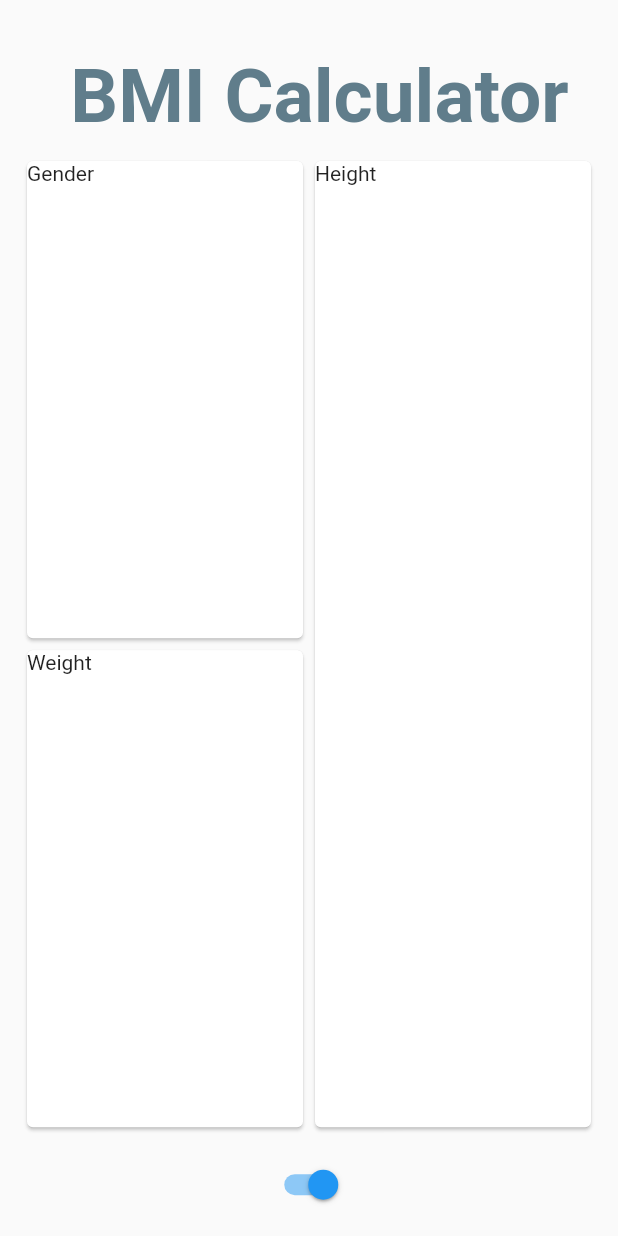
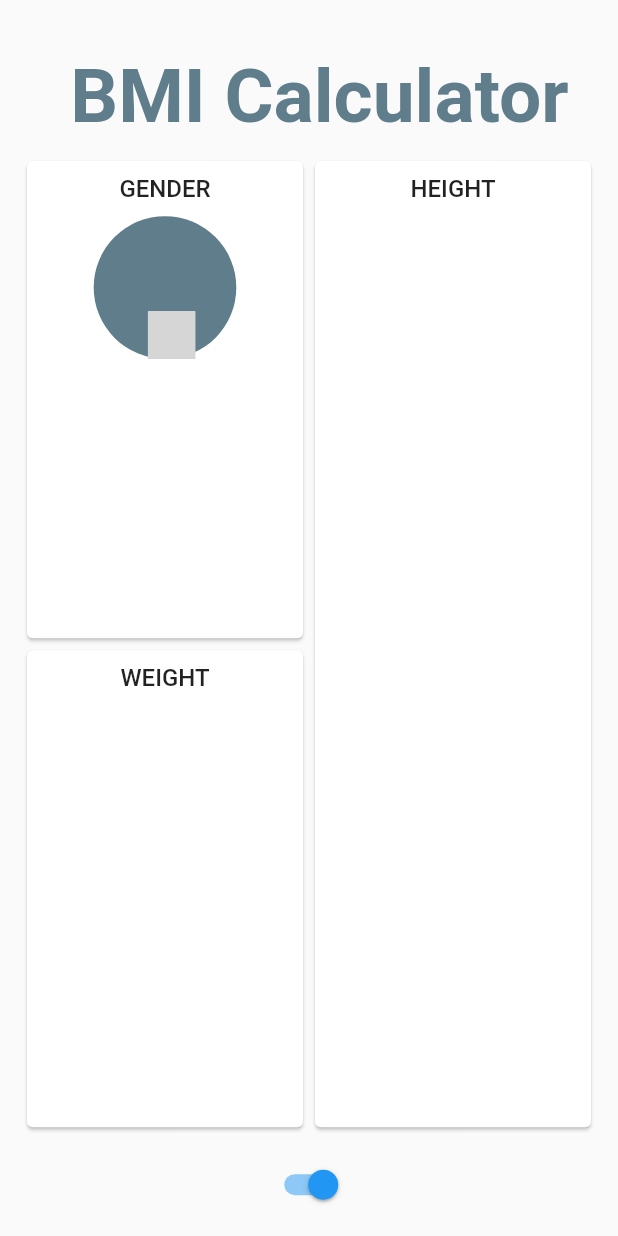
Before and after one commit to MichaelKMalak/flutter_practice, a Flutter app: the screen it shows after launch, on a phone screen of 412 x 824 dp. Run offline on Flutter 3.47's test engine with Material 2 defaults, Android fonts, the phone set to English and light mode, and no system bars; our stand-ins replace flutter_svg; grey boxes are pictures that could not be loaded.

Commit message:
Building the homepage layout

```diff
--- a/lib/BmiPage.dart
+++ b/lib/bmi_page/BmiPage.dart
@@ -1,6 +1,9 @@
 import 'package:flutter/material.dart';
 import 'package:flutter_practice/BMItheme.dart';
-import 'utils.dart' show screenAwareSize;
+import 'package:flutter_practice/bmi_page/height_card.dart';
+import 'package:flutter_practice/bmi_page/weight_card.dart';
+import 'gender_card.dart';
+import '../utils.dart' show screenAwareSize;
 
 class BmiPage extends StatefulWidget {
   @override
@@ -56,24 +59,14 @@ class _BmiPageState extends State<BmiPage> {
           Expanded(
             child: Column(
               children: <Widget>[
-                Expanded(child: _tempCard("Gender")),
-                Expanded(child: _tempCard("Weight")),
+                Expanded(child: GenderCard()),
+                Expanded(child: WeightCard()),
               ],
             ),
           ),
-          Expanded(child: _tempCard("Height"))
+          Expanded(child: HeightCard())
         ],
       ),
     );
   }
-
-  Widget _tempCard(String label) {
-    return Card(
-      child: Container(
-        width: double.infinity,
-        height: double.infinity,
-        child: Text(label),
-      ),
-    );
-  }
 }
--- /dev/null
+++ b/lib/bmi_page/gender_card.dart
@@ -0,0 +1,101 @@
+import 'package:flutter/material.dart';
+import 'package:flutter_practice/BMItheme.dart';
+import 'package:flutter_practice/gender.dart';
+import 'package:flutter_practice/bmi_page/card_title.dart';
+import 'package:flutter_practice/utils.dart';
+import 'package:flutter_svg/flutter_svg.dart';
+import 'dart:math' as math;
+
+double circleRadius(BuildContext context) => screenAwareSize(150, context);
+const double _DEFAULT_ANGLE = math.pi / 4;
+const Map<Gender, double> _GENDER_ANGLES = {
+  Gender.female: -_DEFAULT_ANGLE,
+  Gender.other: 0.0,
+  Gender.male: _DEFAULT_ANGLE,
+};
+const Map<Gender, String> _GENDER_SVG = {
+  Gender.female: "images/gender_female.svg",
+  Gender.other: "images/gender_other.svg",
+  Gender.male: "images/gender_male.svg",
+};
+
+class GenderCard extends StatefulWidget {
+  final Gender gender;
+
+  const GenderCard({Key key, this.gender}) : super(key: key);
+
+  @override
+  _GenderCardState createState() => _GenderCardState();
+}
+
+class _GenderCardState extends State<GenderCard> {
+  @override
+  Widget build(BuildContext context) {
+    return Card(
+      child: SizedBox(
+        width: double.infinity,
+        child: Padding(
+          padding: EdgeInsets.only(top: screenAwareSize(SMALL_PADDING, context)),
+          child: Column(
+            crossAxisAlignment: CrossAxisAlignment.center,
+            children: <Widget>[
+              CardTitle("GENDER"),
+              Padding(
+                padding: EdgeInsets.only(top: screenAwareSize(SMALL_PADDING, context)),
+                child: _drawMainStack(),
+              )
+            ],
+          ),
+        ),
+      ),
+    );
+  }
+}
+
+Widget _drawMainStack() {
+  return Stack(
+    alignment: Alignment.bottomCenter,
+    children: <Widget>[
+      DrawCircle(),
+      DrawGenderIcon(gender: Gender.other),
+    ],
+  );
+}
+
+class DrawCircle extends StatelessWidget{
+
+@override
+Widget build(BuildContext context) {
+  return Stack(
+    alignment: Alignment.center,
+    children: <Widget>[
+      Container(
+        width: circleRadius(context),
+        height: circleRadius(context),
+        decoration: BoxDecoration(
+          shape: BoxShape.circle,
+          color: Colors.blueGrey,
+        ),
+      ),
+    ],
+  );
+}}
+
+class DrawGenderIcon extends StatelessWidget {
+  final Gender gender;
+  const DrawGenderIcon({Key key, this.gender}) : super(key: key);
+
+  @override
+  Widget build(BuildContext context) {
+    Widget icon = Padding(
+      padding: EdgeInsets.only(left: screenAwareSize(SMALL_PADDING, context)),
+      child: SvgPicture.asset(
+        _GENDER_SVG[gender],
+        height: screenAwareSize(50.0, context),
+        width: screenAwareSize(50.0, context),
+      ),
+    );
+
+  return icon;
+  }
+}
--- /dev/null
+++ b/lib/bmi_page/height_card.dart
@@ -0,0 +1,34 @@
+import 'package:flutter/material.dart';
+import 'package:flutter_practice/BMItheme.dart';
+import 'package:flutter_practice/gender.dart';
+import 'package:flutter_practice/bmi_page/card_title.dart';
+import 'package:flutter_practice/utils.dart';
+
+class HeightCard extends StatefulWidget {
+  final double height;
+
+  const HeightCard({Key key, this.height}) : super(key: key);
+
+  @override
+  _HeightCardState createState() => _HeightCardState();
+}
+
+class _HeightCardState extends State<HeightCard> {
+  @override
+  Widget build(BuildContext context) {
+    return Card(
+      child: SizedBox(
+        width: double.infinity,
+        child: Padding(
+          padding: EdgeInsets.only(top: screenAwareSize(SMALL_PADDING, context)),
+          child: Column(
+            crossAxisAlignment: CrossAxisAlignment.center,
+            children: <Widget>[
+              CardTitle("HEIGHT"),
+            ],
+          ),
+        ),
+      ),
+    );
+  }
+}
--- /dev/null
+++ b/lib/bmi_page/weight_card.dart
@@ -0,0 +1,34 @@
+import 'package:flutter/material.dart';
+import 'package:flutter_practice/BMItheme.dart';
+import 'package:flutter_practice/gender.dart';
+import 'package:flutter_practice/bmi_page/card_title.dart';
+import 'package:flutter_practice/utils.dart';
+
+class WeightCard extends StatefulWidget {
+  final double weight;
+
+  const WeightCard({Key key, this.weight}) : super(key: key);
+
+  @override
+  _WeightCardState createState() => _WeightCardState();
+}
+
+class _WeightCardState extends State<WeightCard> {
+  @override
+  Widget build(BuildContext context) {
+    return Card(
+      child: SizedBox(
+        width: double.infinity,
+        child: Padding(
+          padding: EdgeInsets.only(top: screenAwareSize(SMALL_PADDING, context)),
+          child: Column(
+            crossAxisAlignment: CrossAxisAlignment.center,
+            children: <Widget>[
+              CardTitle("WEIGHT"),
+            ],
+          ),
+        ),
+      ),
+    );
+  }
+}
--- a/lib/gender_card.dart
+++ /dev/null
@@ -1,16 +0,0 @@
-import 'package:flutter/material.dart';
-import 'package:flutter_practice/BMItheme.dart';
-
-class GenderCard extends StatelessWidget {
-  final String _title;
-
-  const GenderCard(this._title, {Key key}) : super(key: key);
-
-  @override
-  Widget build(BuildContext context) {
-    return Text(
-      _title,
-      style: TITLE_STYLE,
-    );
-  }
-}
--- a/lib/main.dart
+++ b/lib/main.dart
@@ -1,5 +1,5 @@
 import 'package:flutter/material.dart';
-import 'package:flutter_practice/BmiPage.dart';
+import 'package:flutter_practice/bmi_page/BmiPage.dart';
 import 'package:flutter/services.dart';
 import 'package:flutter_practice/BMItheme.dart';
 
--- a/pubspec.yaml
+++ b/pubspec.yaml
@@ -24,6 +24,7 @@ dependencies:
   # Use with the CupertinoIcons class for iOS style icons.
   cupertino_icons: ^0.1.2
   share:
+  flutter_svg:
 
 dev_dependencies:
   flutter_test:
```
Also changed, not shown: lib/bmi_page/card_title.dart (renamed from lib/card_title.dart), pubspec.lock, 1 other file.
